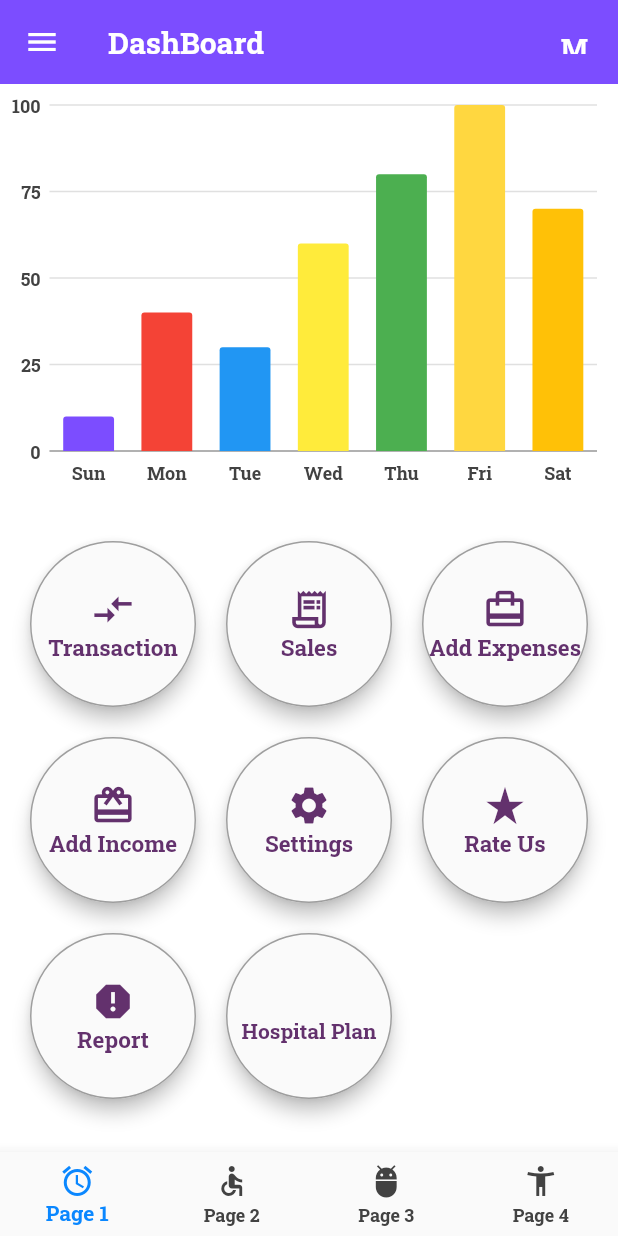
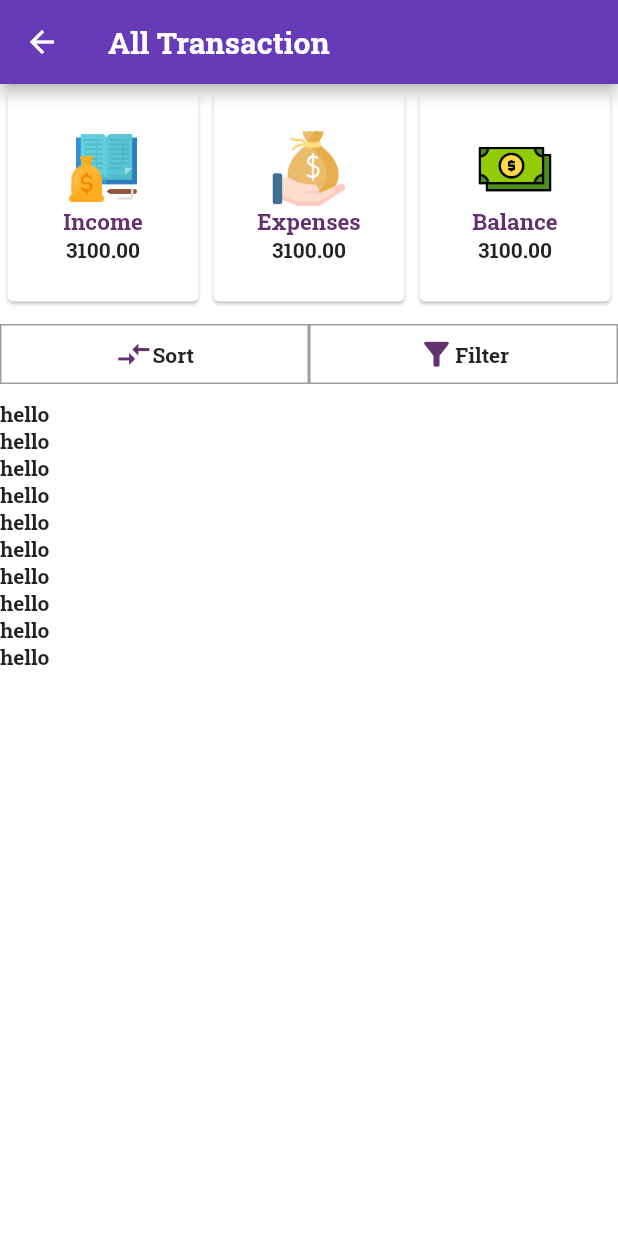
Before and after one commit to neelmani123/CRM-App, a Flutter app: the DashBoard screen opened directly, after a tap on "Report", on a phone screen of 412 x 824 dp. Run offline on Flutter 3.47's test engine with Material 2 defaults, Android fonts, the phone set to English and light mode, and no system bars; our stand-ins replace charts_flutter, cloud_firestore, firebase_auth, firebase_core, firebase_crashlytics, firebase_database and 4 more; accounts and stored records are empty; network calls fail.

Commit message:
Add Report dart file with icon

```diff
--- /dev/null
+++ b/lib/Pages/AllReport.dart
@@ -0,0 +1,213 @@
+import 'package:flutter/material.dart';
+class AllReport extends StatefulWidget {
+  @override
+  _AllReportState createState() => _AllReportState();
+}
+
+class _AllReportState extends State<AllReport> {
+  @override
+  Widget build(BuildContext context) {
+    return Scaffold(
+      backgroundColor: Colors.white,
+      appBar: AppBar(
+        title: Text('All Transaction'),
+      ),
+      body: SingleChildScrollView(
+        child: Container(
+          width: MediaQuery.of(context).size.width,
+          child: Column(
+            mainAxisAlignment: MainAxisAlignment.start,
+            crossAxisAlignment: CrossAxisAlignment.start,
+            children: [
+              Row(
+                mainAxisAlignment: MainAxisAlignment.spaceBetween,
+                children: [
+                  Column(
+                    children: [
+                      Container(
+                        width: MediaQuery.of(context).size.width/3,
+                        height: 150,
+                        child: Card(
+                            margin: EdgeInsets.all(5),
+                           // color: const Color(0xFFfafafa),
+                            child: InkWell(
+                              borderRadius: BorderRadius.circular(20),
+                              highlightColor: Colors.amber,
+                              onTap: () {
+                                Navigator.push(context, MaterialPageRoute(builder: (BuildContext context) => AllReport()));
+                              },
+                              child: Center(
+                                child: Column(
+                                  mainAxisSize: MainAxisSize.min,
+                                  crossAxisAlignment: CrossAxisAlignment.center,
+                                  children: <Widget>[
+                                   Image.asset('assets/Income.png',width: 50,),
+                                    Text(
+                                      'Income',
+                                      textAlign: TextAlign.center,
+                                      style: TextStyle(
+                                          color: Color(0xFF63316d), fontSize: 15,fontFamily: 'Roboto'),
+                                    ),
+                                    Text('3100.00')
+                                  ],
+                                ),
+                              ),
+                            )),
+                      ),
+                    ],
+                  ),
+                  Column(
+                    children: [
+                      Container(
+                        width: MediaQuery.of(context).size.width/3,
+                        height: 150,
+                        child: Card(
+                            margin: EdgeInsets.all(5),
+                            //color: const Color(0xFFfafafa),
+                            child: InkWell(
+                              borderRadius: BorderRadius.circular(20),
+                              highlightColor: Colors.amber,
+                              onTap: () {
+                                Navigator.push(context, MaterialPageRoute(builder: (BuildContext context) => AllReport()));
+                              },
+                              child: Center(
+                                child: Column(
+                                  mainAxisSize: MainAxisSize.min,
+                                  crossAxisAlignment: CrossAxisAlignment.center,
+                                  children: <Widget>[
+                                    Image.asset('assets/Expenses.png',width: 50,),
+                                    Text(
+                                      'Expenses',
+                                      textAlign: TextAlign.center,
+                                      style: TextStyle(
+                                          color: Color(0xFF63316d), fontSize: 15,fontFamily: 'Roboto'),
+                                    ),
+                                    Text('3100.00')
+                                  ],
+                                ),
+                              ),
+                            )),
+                      ),
+                    ],
+                  ),
+                  Column(
+                    children: [
+                      Container(
+                        width: MediaQuery.of(context).size.width/3,
+                        height: 150,
+                        child: Card(
+                           margin: EdgeInsets.all(5),
+                            //color: const Color(0xFFfafafa),
+                            child: InkWell(
+                              borderRadius: BorderRadius.circular(20),
+                              highlightColor: Colors.amber,
+                              onTap: () {
+                                Navigator.push(context, MaterialPageRoute(builder: (BuildContext context) => AllReport()));
+                              },
+                              child: Center(
+                                child: Column(
+                                  mainAxisSize: MainAxisSize.min,
+                                  crossAxisAlignment: CrossAxisAlignment.center,
+                                  children: <Widget>[
+                                    Image.asset('assets/Balance.png',width: 50,),
+                                    Text(
+                                      'Balance',
+                                      textAlign: TextAlign.center,
+                                      style: TextStyle(
+                                          color: Color(0xFF63316d), fontSize: 15,fontFamily: 'Roboto'),
+                                    ),
+                                    Text('3100.00'),
+                                  ],
+                                ),
+                              ),
+                            )),
+                      ),
+                    ],
+                  ),
+                ],
+              ),
+              Container(
+                padding: EdgeInsets.only(top: 10),
+                width: MediaQuery.of(context).size.width,
+                child: Row(
+                  mainAxisAlignment: MainAxisAlignment.spaceEvenly,
+                  children: [
+                    InkWell(
+                      onTap: ()
+                      {
+
+                      },
+                      child: Container(
+                        child: Center(
+                          child: Row(
+                            mainAxisAlignment: MainAxisAlignment.center,
+                            children: [
+                              Icon(
+                                Icons.compare_arrows,
+                                color: Color(0xFF63316d),
+                                size: 25,
+                              ),
+                              Text('Sort')
+                            ],
+                          ),
+                        ),
+                        width: MediaQuery.of(context).size.width/2,
+                        height: 40,
+                        decoration: BoxDecoration(
+                          border: Border.all(
+                            color: Colors.grey,
+                          ),
+                         // borderRadius: BorderRadius.circular(12),
+                        ),
+                        //margin: EdgeInsets.only(left: 5,),
+                      ),
+                    ),
+                    InkWell(
+                      onTap: ()
+                      {
+
+                      },
+                      child: Container(
+                        child: Center(
+                          child: Row(
+                            mainAxisAlignment: MainAxisAlignment.center,
+                            children: [
+                              Icon(
+                                Icons.filter_alt,
+                                color: Color(0xFF63316d),
+                                size: 25,
+                              ),
+                              Text('Filter')
+                            ],
+                          ),
+                        ),
+                       // margin: EdgeInsets.only(right: 5),
+                        width: MediaQuery.of(context).size.width/2,
+                        height: 40,
+                        decoration: BoxDecoration(
+                          border: Border.all(
+                            color: Colors.grey,
+                          ),
+                         // borderRadius: BorderRadius.circular(12),
+                        ),
+                      ),
+                    ),
+                  ],
+                ),
+              ),
+              SizedBox(height: 10,),
+              Container(
+                height: MediaQuery.of(context).size.height,
+                child: ListView.builder(
+                  itemCount: 10,
+                    itemBuilder: (context,index){
+                    return Text('hello');
+                    }),
+              )
+            ],
+          ),
+        ),
+      ),
+    );
+  }
+}
--- a/lib/Pages/DashBoard.dart
+++ b/lib/Pages/DashBoard.dart
@@ -1,5 +1,6 @@
 //import 'file:///E:/Flutter%20Project/crmapp/lib/Pages/AddExpenseTwo.dart';
 //import 'file:///E:/Flutter%20Project/crmapp/lib/Pages/LoginPage.dart';
+import 'package:crmapp/Pages/AllReport.dart';
 import 'package:crmapp/Pages/Product.dart';
 import 'package:firebase_auth/firebase_auth.dart';
 import 'package:flutter/cupertino.dart';
@@ -580,7 +581,7 @@ class _DashBoardState extends State<DashBoard> {
                     borderRadius: BorderRadius.circular(55),
                     highlightColor: Colors.amber,
                     onTap: () {
-                      //   Navigator.push(context, MaterialPageRoute(builder: (BuildContext context) => Reporting()));
+                         Navigator.push(context, MaterialPageRoute(builder: (BuildContext context) => AllReport()));
                     },
                     child: Center(
                       child: Column(
--- a/lib/Pages/ForgotPassword.dart
+++ b/lib/Pages/ForgotPassword.dart
@@ -44,7 +44,7 @@ class _ForgotPasswordState extends State<ForgotPassword> {
         backgroundColor: Colors.white,
         appBar: AppBar(
           leading: new IconButton(
-            icon: new Icon(Icons.arrow_back_ios, color: Colors.deepPurpleAccent),
+            icon: new Icon(Icons.arrow_back, color: Colors.deepPurpleAccent),
             onPressed: () => Navigator.of(context).pop(),
           ),
           elevation: 0.0,
@@ -80,7 +80,7 @@ class _ForgotPasswordState extends State<ForgotPassword> {
                   child: Container(
                     child: TextFormField(
                       controller: email,
-                      autofocus: true,
+                      autofocus: false,
                       keyboardType: TextInputType.emailAddress,
                       //inputFormatters: [WhitelistingTextInputFormatter.digitsOnly],
                       decoration: InputDecoration(
--- a/pubspec.yaml
+++ b/pubspec.yaml
@@ -66,6 +66,9 @@ flutter:
     - assets/splash.jpg
     - assets/logo.png
     - assets/rupee.png
+    - assets/Balance.png
+    - assets/Expenses.png
+    - assets/Income.png
 
 
   # An image asset can refer to one or more resolution-specific "variants", see
```
Also changed, not shown: lib/Pages/AddExpenseTwo.dart (+8 -8 lines), lib/Pages/AddExpenseType.dart (+33 -19 lines), lib/Pages/LoginPage.dart (+8 -9 lines), lib/Pages/SignUpPage.dart (+5 -5 lines), assets/Balance.png (added), assets/Expenses.png (added), assets/Income.png (added), 1 other file.
